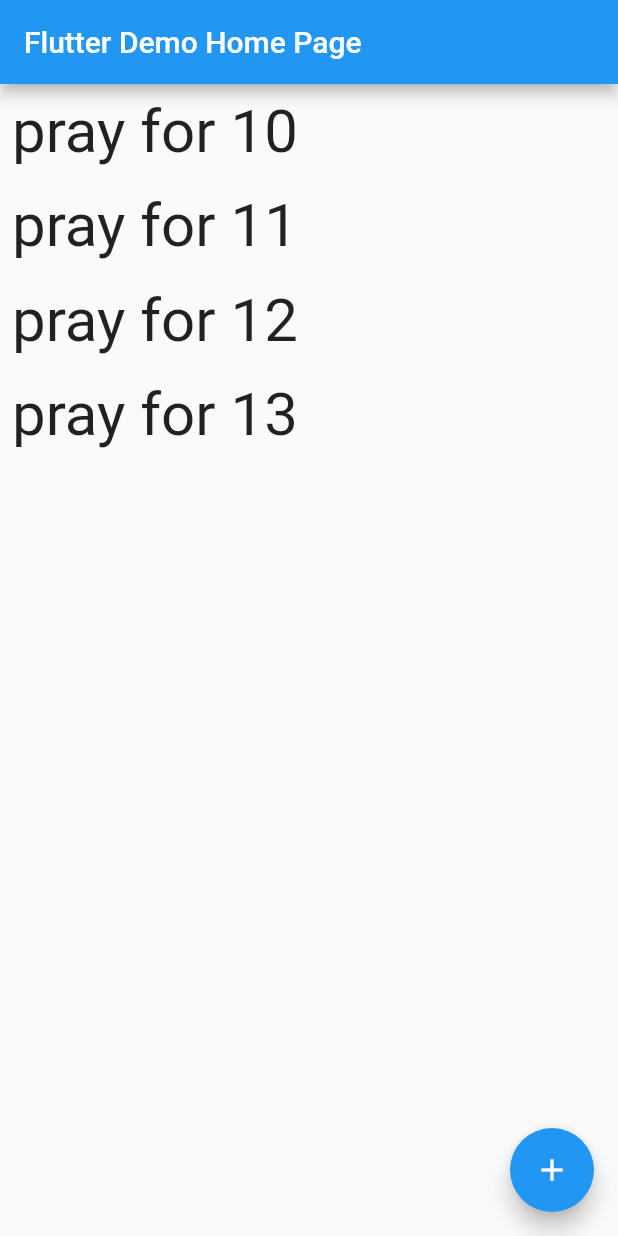
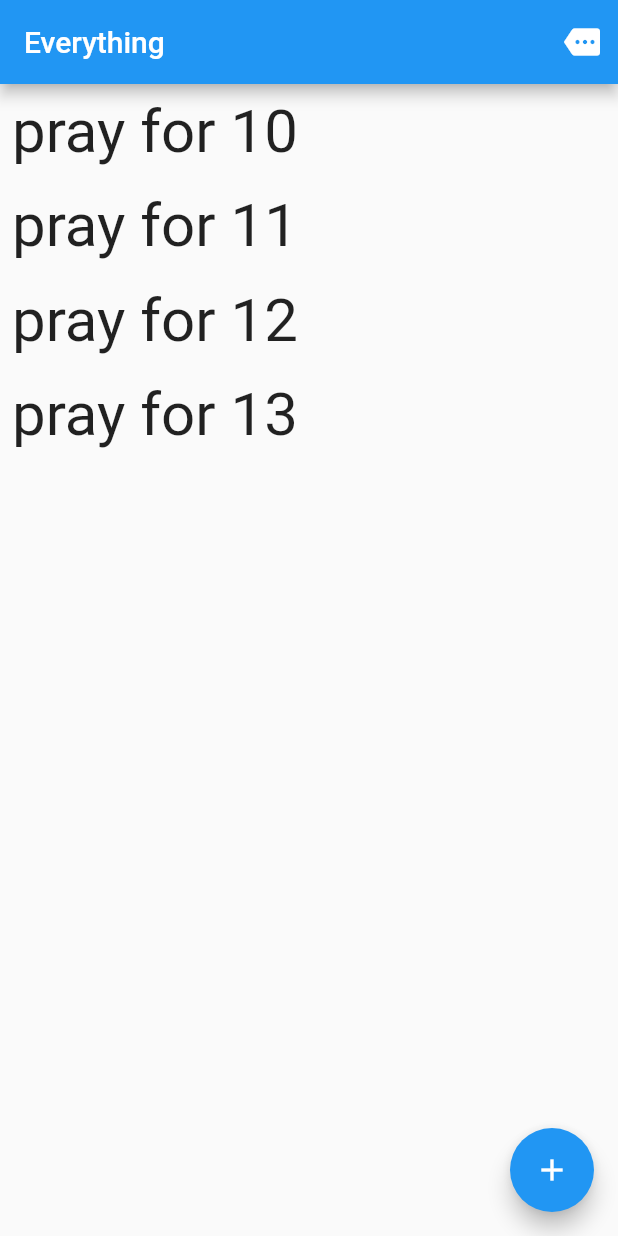
Before and after one commit to grant-dennison/prayer-app, a Flutter app: the screen it shows after launch, after a tap on the "add" icon, on a phone screen of 412 x 824 dp. Run offline on Flutter 3.47's test engine with Material 2 defaults, Android fonts, the light colour scheme and no system bars; drawn by our look-alikes of flutter_swipe_action_cell; missing offline and left inert: prompt_dialog.

Commit message:
Add, mark, and navigate working

```diff
--- a/lib/data/prayer_data_access.dart
+++ b/lib/data/prayer_data_access.dart
@@ -62,6 +62,12 @@ class PrayerDataAccess {
   void markPrayed(PrayerItem prayerItem, DateTime when) {
     _store.prayerCheckins
         .add(PrayerCheckin(prayerItemId: prayerItem.id, time: when));
+    _store.prayerItems.remove(prayerItem);
+    _store.prayerItems.add(PrayerItem(
+      id: prayerItem.id,
+      description: prayerItem.description,
+      lastPrayed: when,
+    ));
   }
 
   void addUpdate(PrayerItem prayerItem, DateTime when, String text) {
--- a/lib/main.dart
+++ b/lib/main.dart
@@ -1,6 +1,7 @@
 import 'package:flutter/material.dart';
 import 'package:flutter_swipe_action_cell/core/cell.dart';
 import 'package:prayer_app/data/prayer_data_access.dart';
+import 'package:prompt_dialog/prompt_dialog.dart';
 import 'package:provider/provider.dart';
 
 import 'model/prayer_item.dart';
@@ -11,90 +12,26 @@ void main() {
 }
 
 class MyApp extends StatelessWidget {
-  // This widget is the root of your application.
   @override
   Widget build(BuildContext context) {
     return MaterialApp(
       title: 'Flutter Demo',
       theme: ThemeData(
-        // This is the theme of your application.
-        //
-        // Try running your application with "flutter run". You'll see the
-        // application has a blue toolbar. Then, without quitting the app, try
-        // changing the primarySwatch below to Colors.green and then invoke
-        // "hot reload" (press "r" in the console where you ran "flutter run",
-        // or simply save your changes to "hot reload" in a Flutter IDE).
-        // Notice that the counter didn't reset back to zero; the application
-        // is not restarted.
         primarySwatch: Colors.blue,
       ),
-      home: MyHomePage(title: 'Flutter Demo Home Page'),
+      home: MyHomePage(),
     );
   }
 }
 
 class MyHomePage extends StatefulWidget {
-  MyHomePage({Key? key, this.title}) : super(key: key);
-
-  // This widget is the home page of your application. It is stateful, meaning
-  // that it has a State object (defined below) that contains fields that affect
-  // how it looks.
-
-  // This class is the configuration for the state. It holds the values (in this
-  // case the title) provided by the parent (in this case the App widget) and
-  // used by the build method of the State. Fields in a Widget subclass are
-  // always marked "final".
-
-  final String? title;
+  MyHomePage({Key? key}) : super(key: key);
 
   @override
   _MyHomePageState createState() => _MyHomePageState();
 }
 
 class _MyHomePageState extends State<MyHomePage> {
-  int _counter = 0;
-
-  void _incrementCounter() {
-    setState(() {
-      // This call to setState tells the Flutter framework that something has
-      // changed in this State, which causes it to rerun the build method below
-      // so that the display can reflect the updated values. If we changed
-      // _counter without calling setState(), then the build method would not be
-      // called again, and so nothing would appear to happen.
-      _counter++;
-    });
-  }
-
-  @override
-  Widget build(BuildContext context) {
-    // This method is rerun every time setState is called, for instance as done
-    // by the _incrementCounter method above.
-    //
-    // The Flutter framework has been optimized to make rerunning build methods
-    // fast, so that you can just rebuild anything that needs updating rather
-    // than having to individually change instances of widgets.
-    return Scaffold(
-      appBar: AppBar(
-        // Here we take the value from the MyHomePage object that was created by
-        // the App.build method, and use it to set our appbar title.
-        title: Text(widget.title!),
-      ),
-      body: AppBody(),
-      floatingActionButton: FloatingActionButton(
-        onPressed: _incrementCounter,
-        tooltip: 'Increment',
-        child: Icon(Icons.add),
-      ), // This trailing comma makes auto-formatting nicer for build methods.
-    );
-  }
-}
-
-class AppBody extends StatefulWidget {
-  @override
-  _AppBodyState createState() => _AppBodyState();
-}
-
-class _AppBodyState extends State<AppBody> {
   late PrayerDataAccess prayerDataAccess;
   late PrayerContextController prayerContextController;
 
@@ -116,8 +53,42 @@ class _AppBodyState extends State<AppBody> {
   Widget build(BuildContext context) {
     return ChangeNotifierProvider<PrayerContextController>.value(
       value: prayerContextController,
-      child: PrayerItemListWidget(),
+      child: AppUi(),
     );
+  }
+}
+
+class AppUi extends StatelessWidget {
+  @override
+  Widget build(BuildContext context) {
+    return Consumer<PrayerContextController>(
+        builder: (context, controller, child) => Scaffold(
+              appBar: AppBar(
+                // Here we take the value from the MyHomePage object that was created by
+                // the App.build method, and use it to set our appbar title.
+                title: Text(controller.context.current.description),
+                actions: [
+                  IconButton(
+                    icon: const Icon(Icons.more),
+                    tooltip: 'See prayer details',
+                    onPressed: () {
+                      print('see more');
+                    },
+                  )
+                ],
+              ),
+              body: PrayerItemListWidget(),
+              floatingActionButton: FloatingActionButton(
+                onPressed: () async {
+                  final input = await prompt(context);
+                  if (input != null && input.isNotEmpty) {
+                    controller.addPrayer(input);
+                  }
+                },
+                tooltip: 'Increment',
+                child: Icon(Icons.add),
+              ), // This trailing comma makes auto-formatting nicer for build methods.
+            ));
   }
 }
 
@@ -125,11 +96,44 @@ class PrayerItemListWidget extends StatelessWidget {
   @override
   Widget build(BuildContext context) {
     return Consumer<PrayerContextController>(
-      builder: (context, prayerContextController, child) => ListView(
-        children: prayerContextController.context.children
-            .map((e) => PrayerItemWidget(e))
-            .toList(),
-      ),
+      builder: (context, controller, child) {
+        print('rebuild list');
+        final List<PrayerItem> listCopy =
+            List.from(controller.context.children);
+        listCopy.sort((a, b) {
+          final aTime = a.lastPrayed;
+          final bTime = b.lastPrayed;
+          if (aTime == null) {
+            return -1;
+          }
+          if (bTime == null) {
+            return 1;
+          }
+          return aTime.compareTo(bTime);
+        });
+        final List<Widget> widgets =
+            listCopy.map<Widget>((e) => PrayerItemWidget(e)).toList();
+        if (widgets.length == 0) {
+          widgets.add(Padding(
+            padding: const EdgeInsets.all(8.0),
+            child: Text("(no items in list)", style: TextStyle(fontSize: 40)),
+          ));
+        }
+        if (!controller.isAtRoot()) {
+          widgets.insert(
+              0,
+              GestureDetector(
+                onTap: () => controller.popContext(),
+                child: Padding(
+                  padding: const EdgeInsets.all(8.0),
+                  child: Text("Go Back", style: TextStyle(fontSize: 40)),
+                ),
+              ));
+        }
+        return ListView(
+          children: widgets,
+        );
+      },
     );
   }
 }
@@ -144,13 +148,13 @@ class PrayerItemWidget extends StatelessWidget {
     final controller =
         Provider.of<PrayerContextController>(context, listen: false);
     return SwipeActionCell(
-      key: ValueKey(prayerItem.id),
+      key: ValueKey(prayerItem.id + '|' + prayerItem.lastPrayed.toString()),
       performsFirstActionWithFullSwipe: true,
       fullSwipeFactor: 0.3,
       trailingActions: [
         SwipeAction(
           title: 'Mark Prayed',
-          icon: Icon(
+          icon: const Icon(
             Icons.check_circle_outline_rounded,
             color: Colors.white,
           ),
@@ -161,10 +165,13 @@ class PrayerItemWidget extends StatelessWidget {
           color: Colors.green,
         ),
       ],
-      child: Padding(
-        padding: const EdgeInsets.all(8.0),
-        child:
-            Text("${prayerItem.description}", style: TextStyle(fontSize: 40)),
+      child: GestureDetector(
+        onTap: () => controller.pushContext(prayerItem),
+        child: Padding(
+          padding: const EdgeInsets.all(8.0),
+          child:
+              Text("${prayerItem.description}", style: TextStyle(fontSize: 40)),
+        ),
       ),
     );
   }
--- a/lib/model/prayer_item.dart
+++ b/lib/model/prayer_item.dart
@@ -1,9 +1,8 @@
 class PrayerItem {
   final String id;
   final String description;
+  final DateTime? lastPrayed;
 
-  const PrayerItem({
-    required this.id,
-    required this.description,
-  });
+  const PrayerItem(
+      {required this.id, required this.description, this.lastPrayed});
 }
--- a/lib/prayer_context_controller.dart
+++ b/lib/prayer_context_controller.dart
@@ -2,6 +2,7 @@ import 'package:flutter/foundation.dart';
 import 'package:prayer_app/build_prayer_context.dart';
 import 'package:prayer_app/prayer_context.dart';
 import 'package:prayer_app/data/prayer_data_access.dart';
+import 'package:uuid/uuid.dart';
 
 import 'model/prayer_item.dart';
 
@@ -12,18 +13,27 @@ class PrayerContextController extends ChangeNotifier {
   PrayerContextController(this.dataAccess)
       : context = buildPrayerContext([], dataAccess, dataAccess.getRoot());
 
+  void addPrayer(String description) {
+    final prayerItem = PrayerItem(id: Uuid().v4(), description: description);
+    dataAccess.createPrayerItem(prayerItem);
+    dataAccess.linkChild(parent: context.current, child: prayerItem);
+    _rebuildContext();
+  }
+
   void addUpdate(PrayerItem prayerItem, String text) {
     print('addStatus()');
     dataAccess.addUpdate(prayerItem, DateTime.now(), text);
     _rebuildContext();
-    notifyListeners();
   }
 
   void markPrayed(PrayerItem prayerItem) {
     print('markPrayed()');
     dataAccess.markPrayed(prayerItem, DateTime.now());
     _rebuildContext();
-    notifyListeners();
+  }
+
+  bool isAtRoot() {
+    return context.breadcrumbs.length == 0;
   }
 
   void popContext() {
@@ -45,5 +55,6 @@ class PrayerContextController extends ChangeNotifier {
   void _rebuildContext() {
     context =
         buildPrayerContext(context.breadcrumbs, dataAccess, context.current);
+    notifyListeners();
   }
 }
--- a/pubspec.yaml
+++ b/pubspec.yaml
@@ -27,6 +27,8 @@ dependencies:
   provider: ^5.0.0
   uuid: ^3.0.3
   flutter_swipe_action_cell: ^2.0.2
+
+  prompt_dialog: ^1.0.0
 
   # The following adds the Cupertino Icons font to your application.
   # Use with the CupertinoIcons class for iOS style icons.
```
Also changed, not shown: pubspec.lock.
